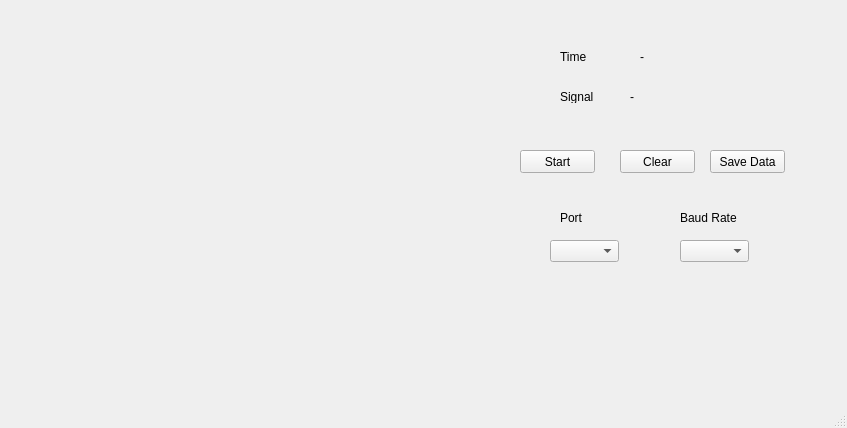
Above: SerialReader/mainwindow.ui from JSotres/SerialReader before the change. Below: the same form after it.
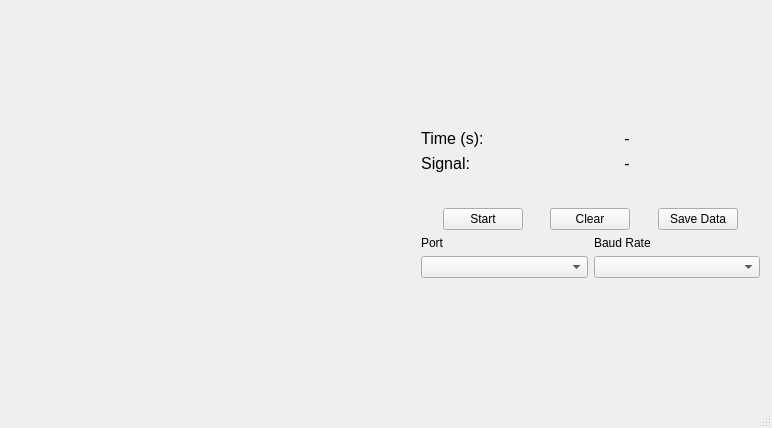
That is the form after the change. Custom widgets are drawn as their Qt base class.

What changed in the file:
```diff
--- a/SerialReader/mainwindow.ui
+++ b/SerialReader/mainwindow.ui
@@ -6,7 +6,7 @@
    <rect>
     <x>0</x>
     <y>0</y>
-    <width>847</width>
+    <width>772</width>
     <height>428</height>
    </rect>
   </property>
@@ -14,156 +14,320 @@
    <string>MainWindow</string>
   </property>
   <widget class="QWidget" name="centralwidget">
-   <widget class="QCustomPlot" name="plotWidget" native="true">
-    <property name="geometry">
-     <rect>
-      <x>80</x>
-      <y>50</y>
-      <width>421</width>
-      <height>251</height>
-     </rect>
-    </property>
-   </widget>
-   <widget class="QPushButton" name="btn_getData">
-    <property name="geometry">
-     <rect>
-      <x>520</x>
-      <y>150</y>
-      <width>75</width>
-      <height>23</height>
-     </rect>
-    </property>
-    <property name="text">
-     <string>Start</string>
-    </property>
-    <property name="checkable">
-     <bool>true</bool>
-    </property>
-   </widget>
-   <widget class="QPushButton" name="btn_clear">
-    <property name="geometry">
-     <rect>
-      <x>620</x>
-      <y>150</y>
-      <width>75</width>
-      <height>23</height>
-     </rect>
-    </property>
-    <property name="text">
-     <string>Clear</string>
-    </property>
-   </widget>
-   <widget class="QPushButton" name="btn_saveData">
-    <property name="geometry">
-     <rect>
-      <x>710</x>
-      <y>150</y>
-      <width>75</width>
-      <height>23</height>
-     </rect>
-    </property>
-    <property name="text">
-     <string>Save Data</string>
-    </property>
-   </widget>
-   <widget class="QComboBox" name="cbox_ports">
-    <property name="geometry">
-     <rect>
-      <x>550</x>
-      <y>240</y>
-      <width>69</width>
-      <height>22</height>
-     </rect>
-    </property>
-   </widget>
-   <widget class="QComboBox" name="cbox_baud">
-    <property name="geometry">
-     <rect>
-      <x>680</x>
-      <y>240</y>
-      <width>69</width>
-      <height>22</height>
-     </rect>
-    </property>
-   </widget>
-   <widget class="QLabel" name="label">
-    <property name="geometry">
-     <rect>
-      <x>560</x>
-      <y>210</y>
-      <width>61</width>
-      <height>16</height>
-     </rect>
-    </property>
-    <property name="text">
-     <string>Port</string>
-    </property>
-   </widget>
-   <widget class="QLabel" name="label_2">
-    <property name="geometry">
-     <rect>
-      <x>680</x>
-      <y>210</y>
-      <width>61</width>
-      <height>16</height>
-     </rect>
-    </property>
-    <property name="text">
-     <string>Baud Rate</string>
-    </property>
-   </widget>
-   <widget class="QLabel" name="label_3">
-    <property name="geometry">
-     <rect>
-      <x>560</x>
-      <y>50</y>
-      <width>47</width>
-      <height>13</height>
-     </rect>
-    </property>
-    <property name="text">
-     <string>Time</string>
-    </property>
-   </widget>
-   <widget class="QLabel" name="label_4">
-    <property name="geometry">
-     <rect>
-      <x>560</x>
-      <y>90</y>
-      <width>47</width>
-      <height>13</height>
-     </rect>
-    </property>
-    <property name="text">
-     <string>Signal</string>
-    </property>
-   </widget>
-   <widget class="QLabel" name="timeLabel">
-    <property name="geometry">
-     <rect>
-      <x>640</x>
-      <y>50</y>
-      <width>47</width>
-      <height>13</height>
-     </rect>
-    </property>
-    <property name="text">
-     <string>-</string>
-    </property>
-   </widget>
-   <widget class="QLabel" name="signalLabel">
-    <property name="geometry">
-     <rect>
-      <x>630</x>
-      <y>90</y>
-      <width>47</width>
-      <height>13</height>
-     </rect>
-    </property>
-    <property name="text">
-     <string>-</string>
-    </property>
-   </widget>
+   <layout class="QGridLayout" name="gridLayout">
+    <item row="1" column="0">
+     <spacer name="horizontalSpacer_5">
+      <property name="orientation">
+       <enum>Qt::Horizontal</enum>
+      </property>
+      <property name="sizeHint" stdset="0">
+       <size>
+        <width>40</width>
+        <height>20</height>
+       </size>
+      </property>
+     </spacer>
+    </item>
+    <item row="0" column="1">
+     <spacer name="verticalSpacer_4">
+      <property name="orientation">
+       <enum>Qt::Vertical</enum>
+      </property>
+      <property name="sizeHint" stdset="0">
+       <size>
+        <width>20</width>
+        <height>40</height>
+       </size>
+      </property>
+     </spacer>
+    </item>
+    <item row="1" column="4">
+     <spacer name="verticalSpacer">
+      <property name="orientation">
+       <enum>Qt::Vertical</enum>
+      </property>
+      <property name="sizeHint" stdset="0">
+       <size>
+        <width>20</width>
+        <height>107</height>
+       </size>
+      </property>
+     </spacer>
+    </item>
+    <item row="4" column="1">
+     <spacer name="verticalSpacer_5">
+      <property name="orientation">
+       <enum>Qt::Vertical</enum>
+      </property>
+      <property name="sizeHint" stdset="0">
+       <size>
+        <width>20</width>
+        <height>40</height>
+       </size>
+      </property>
+     </spacer>
+    </item>
+    <item row="2" column="3" colspan="2">
+     <layout class="QVBoxLayout" name="verticalLayout_3">
+      <item>
+       <layout class="QFormLayout" name="formLayout">
+        <item row="0" column="0">
+         <widget class="QLabel" name="label_3">
+          <property name="font">
+           <font>
+            <family>Arial</family>
+            <pointsize>12</pointsize>
+            <weight>50</weight>
+            <bold>false</bold>
+           </font>
+          </property>
+          <property name="text">
+           <string>Time (s): </string>
+          </property>
+          <property name="alignment">
+           <set>Qt::AlignRight|Qt::AlignTrailing|Qt::AlignVCenter</set>
+          </property>
+         </widget>
+        </item>
+        <item row="0" column="1">
+         <widget class="QLabel" name="timeLabel">
+          <property name="font">
+           <font>
+            <family>Arial</family>
+            <pointsize>12</pointsize>
+            <weight>50</weight>
+            <bold>false</bold>
+           </font>
+          </property>
+          <property name="text">
+           <string>-</string>
+          </property>
+          <property name="alignment">
+           <set>Qt::AlignCenter</set>
+          </property>
+         </widget>
+        </item>
+        <item row="1" column="0">
+         <widget class="QLabel" name="label_4">
+          <property name="font">
+           <font>
+            <family>Arial</family>
+            <pointsize>12</pointsize>
+            <weight>50</weight>
+            <bold>false</bold>
+           </font>
+          </property>
+          <property name="text">
+           <string>Signal:</string>
+          </property>
+          <property name="alignment">
+           <set>Qt::AlignRight|Qt::AlignTrailing|Qt::AlignVCenter</set>
+          </property>
+         </widget>
+        </item>
+        <item row="1" column="1">
+         <widget class="QLabel" name="signalLabel">
+          <property name="font">
+           <font>
+            <family>Arial</family>
+            <pointsize>12</pointsize>
+            <weight>50</weight>
+            <bold>false</bold>
+           </font>
+          </property>
+          <property name="text">
+           <string>-</string>
+          </property>
+          <property name="alignment">
+           <set>Qt::AlignCenter</set>
+          </property>
+         </widget>
+        </item>
+        <item row="2" column="1">
+         <spacer name="verticalSpacer_3">
+          <property name="orientation">
+           <enum>Qt::Vertical</enum>
+          </property>
+          <property name="sizeHint" stdset="0">
+           <size>
+            <width>20</width>
+            <height>40</height>
+           </size>
+          </property>
+         </spacer>
+        </item>
+       </layout>
+      </item>
+      <item>
+       <layout class="QHBoxLayout" name="horizontalLayout">
+        <item>
+         <spacer name="horizontalSpacer_3">
+          <property name="orientation">
+           <enum>Qt::Horizontal</enum>
+          </property>
+          <property name="sizeHint" stdset="0">
+           <size>
+            <width>40</width>
+            <height>20</height>
+           </size>
+          </property>
+         </spacer>
+        </item>
+        <item>
+         <widget class="QPushButton" name="btn_getData">
+          <property name="text">
+           <string>Start</string>
+          </property>
+          <property name="checkable">
+           <bool>true</bool>
+          </property>
+         </widget>
+        </item>
+        <item>
+         <spacer name="horizontalSpacer">
+          <property name="orientation">
+           <enum>Qt::Horizontal</enum>
+          </property>
+          <property name="sizeHint" stdset="0">
+           <size>
+            <width>40</width>
+            <height>20</height>
+           </size>
+          </property>
+         </spacer>
+        </item>
+        <item>
+         <widget class="QPushButton" name="btn_clear">
+          <property name="text">
+           <string>Clear</string>
+          </property>
+         </widget>
+        </item>
+        <item>
+         <spacer name="horizontalSpacer_2">
+          <property name="orientation">
+           <enum>Qt::Horizontal</enum>
+          </property>
+          <property name="sizeHint" stdset="0">
+           <size>
+            <width>40</width>
+            <height>20</height>
+           </size>
+          </property>
+         </spacer>
+        </item>
+        <item>
+         <widget class="QPushButton" name="btn_saveData">
+          <property name="text">
+           <string>Save Data</string>
+          </property>
+         </widget>
+        </item>
+        <item>
+         <spacer name="horizontalSpacer_4">
+          <property name="orientation">
+           <enum>Qt::Horizontal</enum>
+          </property>
+          <property name="sizeHint" stdset="0">
+           <size>
+            <width>40</width>
+            <height>20</height>
+           </size>
+          </property>
+         </spacer>
+        </item>
+       </layout>
+      </item>
+      <item>
+       <layout class="QHBoxLayout" name="horizontalLayout_2">
+        <item>
+         <layout class="QVBoxLayout" name="verticalLayout">
+          <item>
+           <widget class="QLabel" name="label">
+            <property name="text">
+             <string>Port</string>
+            </property>
+           </widget>
+          </item>
+          <item>
+           <widget class="QComboBox" name="cbox_ports"/>
+          </item>
+         </layout>
+        </item>
+        <item>
+         <layout class="QVBoxLayout" name="verticalLayout_2">
+          <item>
+           <widget class="QLabel" name="label_2">
+            <property name="text">
+             <string>Baud Rate</string>
+            </property>
+           </widget>
+          </item>
+          <item>
+           <widget class="QComboBox" name="cbox_baud"/>
+          </item>
+         </layout>
+        </item>
+       </layout>
+      </item>
+     </layout>
+    </item>
+    <item row="1" column="1" rowspan="3">
+     <widget class="QCustomPlot" name="plotWidget" native="true">
+      <property name="minimumSize">
+       <size>
+        <width>400</width>
+        <height>300</height>
+       </size>
+      </property>
+      <property name="maximumSize">
+       <size>
+        <width>800</width>
+        <height>600</height>
+       </size>
+      </property>
+     </widget>
+    </item>
+    <item row="3" column="3">
+     <spacer name="verticalSpacer_2">
+      <property name="orientation">
+       <enum>Qt::Vertical</enum>
+      </property>
+      <property name="sizeHint" stdset="0">
+       <size>
+        <width>20</width>
+        <height>106</height>
+       </size>
+      </property>
+     </spacer>
+    </item>
+    <item row="2" column="5">
+     <spacer name="horizontalSpacer_6">
+      <property name="orientation">
+       <enum>Qt::Horizontal</enum>
+      </property>
+      <property name="sizeHint" stdset="0">
+       <size>
+        <width>40</width>
+        <height>20</height>
+       </size>
+      </property>
+     </spacer>
+    </item>
+    <item row="2" column="2">
+     <spacer name="horizontalSpacer_7">
+      <property name="orientation">
+       <enum>Qt::Horizontal</enum>
+      </property>
+      <property name="sizeHint" stdset="0">
+       <size>
+        <width>40</width>
+        <height>20</height>
+       </size>
+      </property>
+     </spacer>
+    </item>
+   </layout>
   </widget>
   <widget class="QMenuBar" name="menubar">
    <property name="geometry">
```
Left out of the diff: 2 changed lines with no effect on the pictures.
